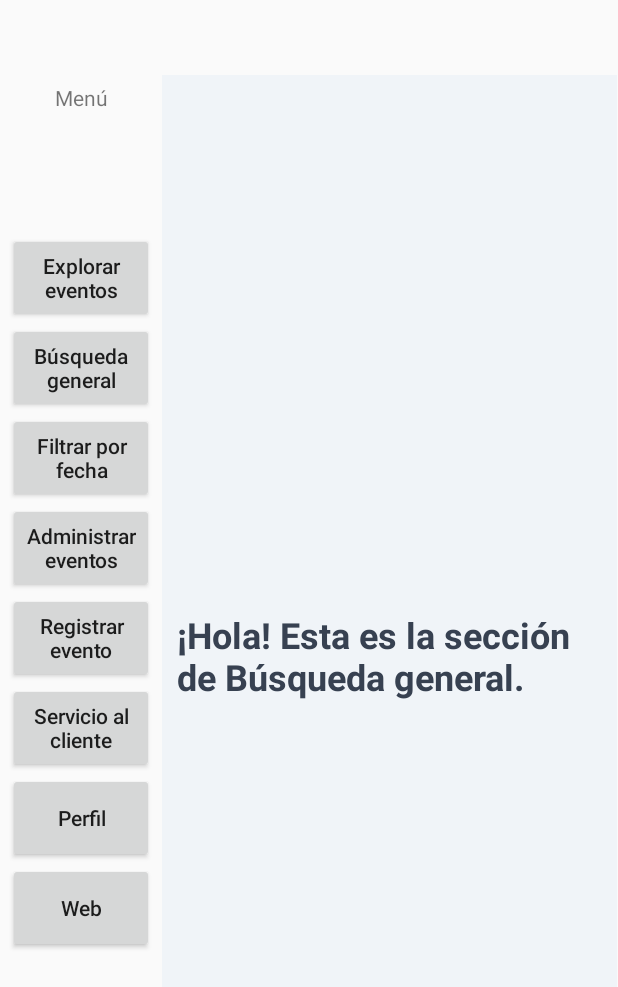
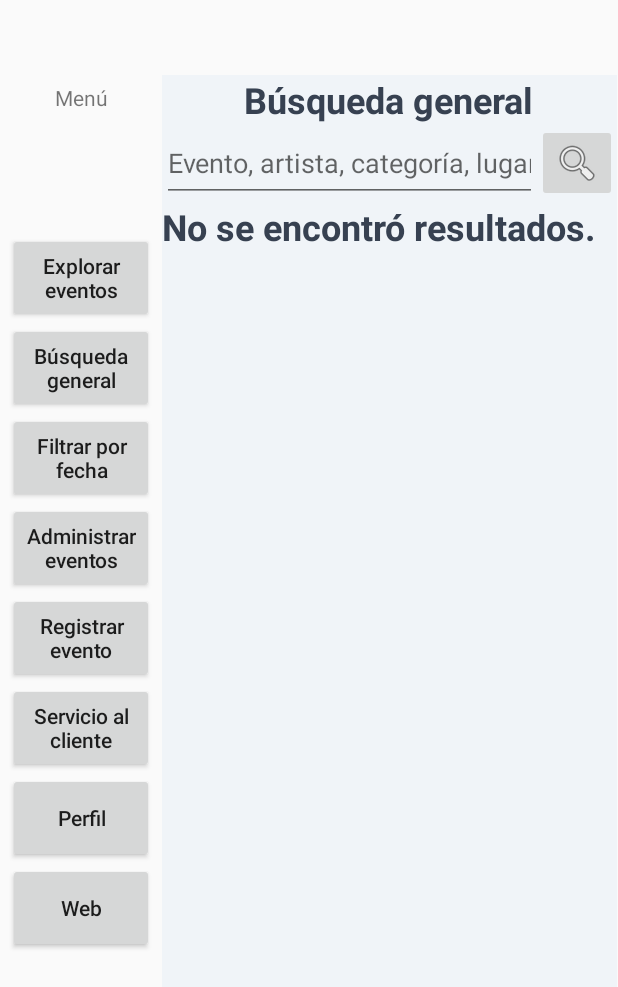
Before and after one commit to GKentaurus/agenda-eventos-culturales, an Android app built with Jetpack Compose: the fragment GeneralSearchScreen placed in its activity, on a phone screen of 412 x 824 dp. Shown: the top 987 px of the screen. Run offline under Robolectric (Android 15) with nearby library versions, the phone set to English and light mode, and no system bars.

Commit message:
Implement Generic Search logic

```diff
--- a/app/src/main/res/layout/component_event_card.xml
+++ b/app/src/main/res/layout/component_event_card.xml
@@ -4,9 +4,9 @@
     android:id="@+id/component_event_card"
     android:layout_width="match_parent"
     android:layout_height="wrap_content"
-    android:layout_margin="8dp"
+    android:layout_margin="0dp"
     app:cardCornerRadius="12dp"
-    app:cardElevation="6dp"
+    app:cardElevation="0dp"
     app:cardUseCompatPadding="true">
 
     <LinearLayout
@@ -19,7 +19,7 @@
             android:layout_width="match_parent"
             android:layout_height="wrap_content"
             android:orientation="horizontal"
-            android:padding="12dp">
+            android:padding="0dp">
 
             <!-- Imagen del artista -->
             <ImageView
--- a/app/src/main/res/layout/screen_event_explorer.xml
+++ b/app/src/main/res/layout/screen_event_explorer.xml
@@ -5,7 +5,7 @@
     android:layout_height="match_parent"
     android:orientation="vertical"
     android:gravity="center_horizontal"
-    android:padding="10dp"
+    android:padding="0dp"
     android:background="#F0F4F8">
 
     <TextView
--- a/app/src/main/res/layout/screen_general_search.xml
+++ b/app/src/main/res/layout/screen_general_search.xml
@@ -1,18 +1,65 @@
 <?xml version="1.0" encoding="utf-8"?>
 <!-- res/layout/fragment_profile.xml -->
 <LinearLayout xmlns:android="http://schemas.android.com/apk/res/android"
+    xmlns:app="http://schemas.android.com/apk/res-auto"
     android:layout_width="match_parent"
     android:layout_height="match_parent"
     android:orientation="vertical"
     android:gravity="center"
-    android:padding="10dp"
+    android:padding="0dp"
     android:background="#F0F4F8">
 
     <TextView
+        android:id="@+id/screen_title"
         android:layout_width="wrap_content"
         android:layout_height="wrap_content"
-        android:text="¡Hola! Esta es la sección de Búsqueda general."
+        android:text="@string/b_squeda_general"
+        android:textColor="#374151"
         android:textSize="24sp"
+        android:textStyle="bold" />
+
+    <LinearLayout
+        android:layout_width="match_parent"
+        android:layout_height="wrap_content"
+        android:orientation="horizontal">
+
+        <EditText
+            android:id="@+id/filter_search_text"
+            android:layout_width="250dp"
+            android:layout_height="match_parent"
+            android:ems="10"
+            android:hint="@string/evento_artista_categor_a_lugar"
+            android:inputType="text" />
+
+        <ImageButton
+            android:id="@+id/search_icon"
+            android:layout_width="127dp"
+            android:layout_height="wrap_content"
+            android:layout_weight="1"
+            app:srcCompat="@android:drawable/ic_menu_search" />
+
+    </LinearLayout>
+
+    <TextView
+        android:id="@+id/result_label"
+        android:layout_width="match_parent"
+        android:layout_height="wrap_content"
+        android:text="@string/no_se_encontr_resultados"
         android:textColor="#374151"
+        android:textSize="24sp"
         android:textStyle="bold" />
+
+    <ScrollView
+        android:layout_width="match_parent"
+        android:layout_height="match_parent">
+
+        <LinearLayout
+            android:id="@+id/cards_container"
+            android:layout_width="match_parent"
+            android:layout_height="wrap_content"
+            android:orientation="vertical"
+            android:padding="8dp">
+        </LinearLayout>
+    </ScrollView>
+
 </LinearLayout>
--- a/app/src/main/res/values/strings.xml
+++ b/app/src/main/res/values/strings.xml
@@ -20,4 +20,7 @@
     <string name="component_event_card_date_time_label">dd/MM/yyyy HH:mm:ss</string>
     <string name="component_event_card_short_description_label">Descripción breve del evento</string>
     <string name="btn_view_more_label">Ver más</string>
+    <string name="b_squeda_general">Búsqueda general</string>
+    <string name="evento_artista_categor_a_lugar">Evento, artista, categoría, lugar…</string>
+    <string name="no_se_encontr_resultados">No se encontró resultados.</string>
 </resources>
```
Also changed, not shown: app/src/main/java/com/app/adec/MainActivity.kt (+8 -8 lines), app/src/main/java/com/app/adec/screens/GeneralSearchScreen.kt (+97 -2 lines).
